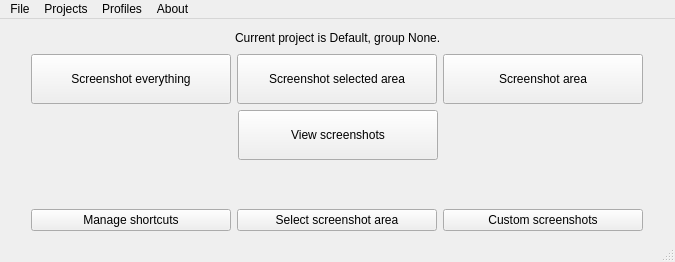
Qt form InterfaceLayout/MainWindow.ui (epcak/yasuwo) before a commit.
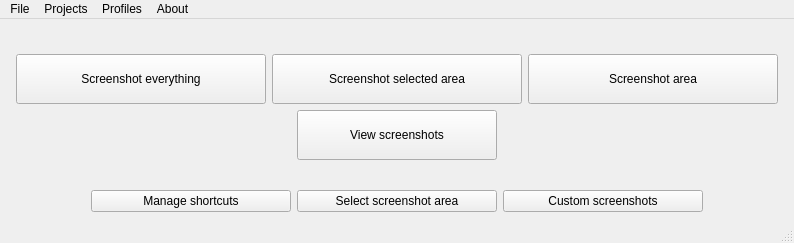
The same form after that commit.

```diff
--- a/InterfaceLayout/MainWindow.ui
+++ b/InterfaceLayout/MainWindow.ui
@@ -6,8 +6,8 @@
    <rect>
     <x>0</x>
     <y>0</y>
-    <width>675</width>
-    <height>262</height>
+    <width>794</width>
+    <height>243</height>
    </rect>
   </property>
   <property name="windowTitle">
@@ -36,7 +36,7 @@
       <item>
        <widget class="QLabel" name="MainWindow_CurrentLabel">
         <property name="text">
-         <string>Current project is Default, group None.</string>
+         <string/>
         </property>
        </widget>
       </item>
@@ -74,7 +74,7 @@
        <widget class="QPushButton" name="MainWindow_ScreenshotEverythingButton">
         <property name="minimumSize">
          <size>
-          <width>200</width>
+          <width>250</width>
           <height>50</height>
          </size>
         </property>
@@ -87,7 +87,7 @@
        <widget class="QPushButton" name="MainWindow_ScreenshotSelectedButton">
         <property name="minimumSize">
          <size>
-          <width>200</width>
+          <width>250</width>
           <height>50</height>
          </size>
         </property>
@@ -100,7 +100,7 @@
        <widget class="QPushButton" name="MainWindow_ScreenshotAreaButton">
         <property name="minimumSize">
          <size>
-          <width>200</width>
+          <width>250</width>
           <height>50</height>
          </size>
         </property>
@@ -256,8 +256,8 @@
     <rect>
      <x>0</x>
      <y>0</y>
-     <width>675</width>
-     <height>24</height>
+     <width>794</width>
+     <height>22</height>
     </rect>
    </property>
    <widget class="QMenu" name="MainWindow_FileMenu">
```
Left out of the diff: 8 changed lines with no effect on the pictures.
